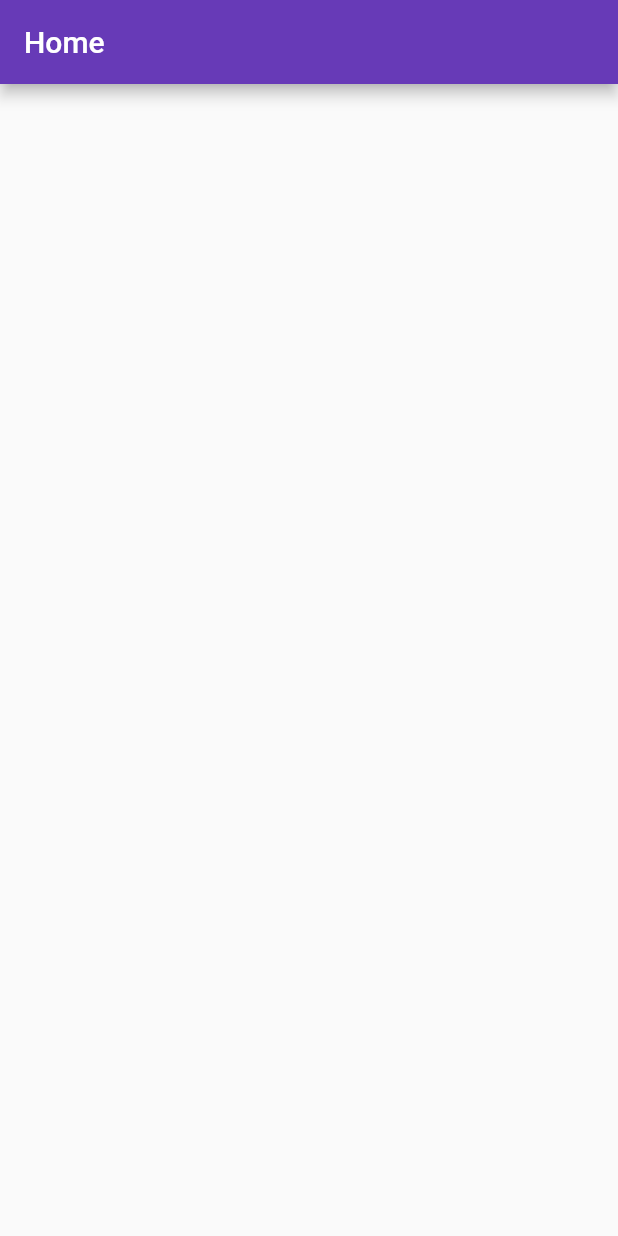
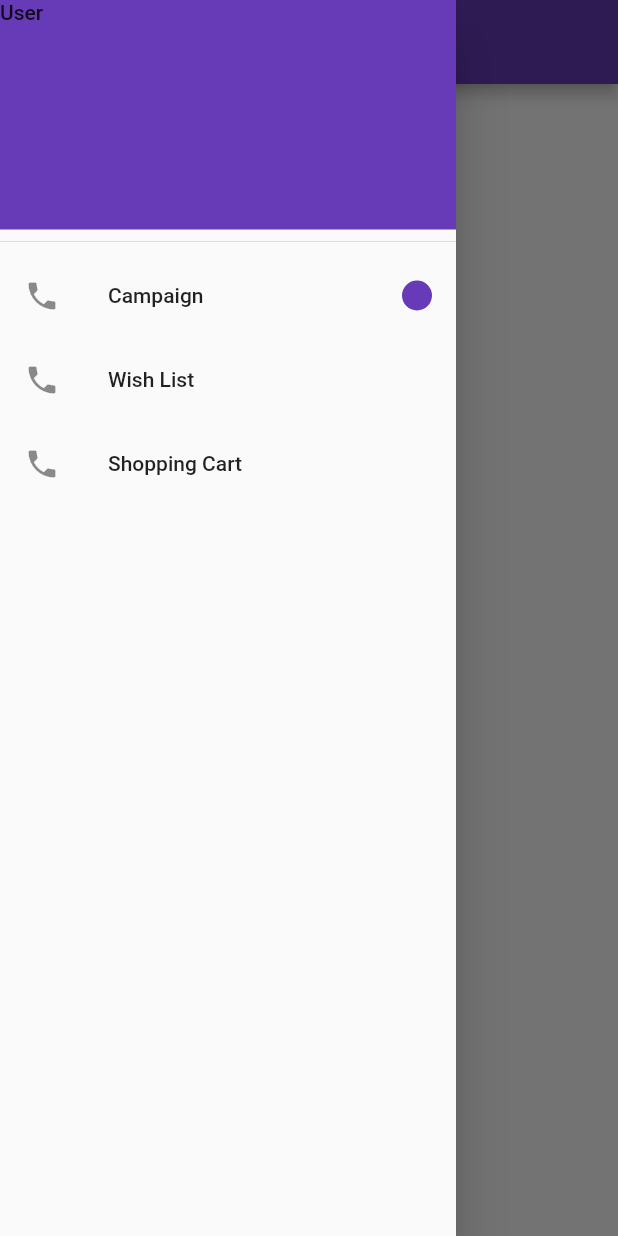
Before and after one commit to mazenhalawi/WAW-ECommerce, a Flutter app: the HomeScene screen opened by its route, with the side drawer open (before the commit the screen has no drawer), on a phone screen of 412 x 824 dp. Run offline on Flutter 3.47's test engine with Material 2 defaults, Android fonts, the phone set to English and light mode, and no system bars; our stand-ins replace modal_progress_hud; accounts and stored records are empty.

Commit message:
Installed Navigation Drawer

```diff
--- a/waw_app/lib/Enums/Scene.dart
+++ b/waw_app/lib/Enums/Scene.dart
@@ -1,3 +1,4 @@
+import 'package:flutter/material.dart';
 import 'package:waw_app/Scenes/CartScene.dart';
 import 'package:waw_app/Scenes/HomeScene.dart';
 import 'package:waw_app/Scenes/LoginScene.dart';
@@ -5,7 +6,7 @@ import 'package:waw_app/Scenes/WishlistScene.dart';
 
 enum Scene { LOGIN, HOME, WISHLIST, CART }
 
-extension Name on Scene {
+extension Getters on Scene {
   String get name {
     switch (this) {
       case Scene.LOGIN:
@@ -18,4 +19,30 @@ extension Name on Scene {
         return WishlistScene.SceneName;
     }
   }
+
+  String get title {
+    switch (this) {
+      case Scene.LOGIN:
+        return 'Login';
+      case Scene.HOME:
+        return 'Campaign';
+      case Scene.CART:
+        return 'Shopping Cart';
+      case Scene.WISHLIST:
+        return 'Wish List';
+    }
+  }
+
+  IconData get icon {
+    switch (this) {
+      case Scene.LOGIN:
+        return Icons.account_circle;
+      case Scene.HOME:
+        return Icons.campaign;
+      case Scene.CART:
+        return Icons.shopping_cart_rounded;
+      case Scene.WISHLIST:
+        return Icons.star;
+    }
+  }
 }
--- a/waw_app/lib/Managers/NavManager.dart
+++ b/waw_app/lib/Managers/NavManager.dart
@@ -10,12 +10,16 @@ import 'package:waw_app/Scenes/WishlistScene.dart';
 export 'package:waw_app/Enums/Scene.dart';
 
 class NavManager {
+  static final homeScene = HomeScene();
+  static final cartScene = CartScene();
+  static final wishlistScene = WishlistScene();
+
   static Map<String, Widget Function(BuildContext)> get getRoutes => {
         LoginScene.SceneName: (context) => ChangeNotifierProvider(
             create: (_) => LoginBloc(), child: LoginScene()),
-        HomeScene.SceneName: (context) => HomeScene(),
-        CartScene.SceneName: (context) => CartScene(),
-        WishlistScene.SceneName: (context) => WishlistScene(),
+        HomeScene.SceneName: (context) => homeScene,
+        CartScene.SceneName: (context) => cartScene,
+        WishlistScene.SceneName: (context) => wishlistScene,
       };
 
   //TODO: create navigation goToScene and enums
--- a/waw_app/lib/Scenes/CartScene.dart
+++ b/waw_app/lib/Scenes/CartScene.dart
@@ -1,4 +1,5 @@
 import 'package:flutter/material.dart';
+import 'package:waw_app/Views/NavDrawer.dart';
 
 class CartScene extends StatelessWidget {
   static const SceneName = 'CartScene';
@@ -7,9 +8,10 @@ class CartScene extends StatelessWidget {
   Widget build(BuildContext context) {
     return Scaffold(
       appBar: AppBar(
-        title: Text('Cart'),
+        title: Text('Shopping Cart'),
       ),
       body: Container(),
+      drawer: NavDrawer(selectedScene: Scene.CART),
     );
   }
 }
--- a/waw_app/lib/Scenes/HomeScene.dart
+++ b/waw_app/lib/Scenes/HomeScene.dart
@@ -1,4 +1,5 @@
 import 'package:flutter/material.dart';
+import 'package:waw_app/Views/NavDrawer.dart';
 
 class HomeScene extends StatelessWidget {
   static const SceneName = 'HomeScene';
@@ -7,10 +8,10 @@ class HomeScene extends StatelessWidget {
   Widget build(BuildContext context) {
     return Scaffold(
       appBar: AppBar(
-        automaticallyImplyLeading: false,
-        title: Text('Home'),
+        title: Text('Campaign'),
       ),
       body: Container(),
+      drawer: NavDrawer(selectedScene: Scene.HOME),
     );
   }
 }
--- a/waw_app/lib/Scenes/LoginScene.dart
+++ b/waw_app/lib/Scenes/LoginScene.dart
@@ -196,7 +196,10 @@ class _LoginSceneState extends State<LoginScene> {
             child: DefaultIconButton(
               title: 'Login with facebook',
               prefixIcon: Image.asset('assets/images/icon_facebook_gray.png'),
-              onPressed: () {},
+              onPressed: () {
+                //TODO: Remove this later - just for testing Scene
+                NavManager.goTo(Scene.HOME, context);
+              },
             ),
           ),
         ],
--- a/waw_app/lib/Scenes/WishlistScene.dart
+++ b/waw_app/lib/Scenes/WishlistScene.dart
@@ -1,4 +1,5 @@
 import 'package:flutter/material.dart';
+import 'package:waw_app/Views/NavDrawer.dart';
 
 class WishlistScene extends StatelessWidget {
   static const SceneName = 'WishlistScene';
@@ -10,6 +11,7 @@ class WishlistScene extends StatelessWidget {
         title: Text('Wish List'),
       ),
       body: Container(),
+      drawer: NavDrawer(selectedScene: Scene.WISHLIST),
     );
   }
 }
--- /dev/null
+++ b/waw_app/lib/Views/DrawerTile.dart
@@ -0,0 +1,27 @@
+import 'package:flutter/material.dart';
+import 'package:waw_app/Utility/Constants.dart';
+
+class DrawerTile extends StatelessWidget {
+  final String title;
+  final bool isSelected;
+  final Function onTap;
+
+  DrawerTile({@required this.title, this.isSelected = false, this.onTap});
+
+  @override
+  Widget build(BuildContext context) {
+    return ListTile(
+      leading: Icon(Icons.phone),
+      title: Text(title),
+      trailing: isSelected ? highlightedCircle() : null,
+      onTap: onTap,
+    );
+  }
+
+  Widget highlightedCircle() {
+    return CircleAvatar(
+      radius: 10,
+      backgroundColor: kPRIMARY_COLOR,
+    );
+  }
+}
--- /dev/null
+++ b/waw_app/lib/Views/NavDrawer.dart
@@ -0,0 +1,44 @@
+import 'package:flutter/material.dart';
+import 'package:waw_app/Enums/Scene.dart';
+import 'package:waw_app/Managers/NavManager.dart';
+import 'package:waw_app/Utility/Constants.dart';
+import 'package:waw_app/Views/DrawerTile.dart';
+
+export 'package:waw_app/Enums/Scene.dart';
+
+class NavDrawer extends StatelessWidget {
+  final Scene selectedScene;
+
+  NavDrawer({this.selectedScene});
+
+  List<Scene> get scenes =>
+      Scene.values.where((scene) => scene != Scene.LOGIN).toList();
+
+  @override
+  Widget build(BuildContext context) {
+    return Drawer(
+      child: ListView(
+        padding: EdgeInsets.zero,
+        children: [
+          DrawerHeader(
+            padding: const EdgeInsets.only(bottom: 8),
+            child: Container(
+              color: kPRIMARY_COLOR,
+              child: Text('User'),
+            ),
+          ),
+          ...scenes
+              .map((e) => DrawerTile(
+                    isSelected:
+                        selectedScene == null ? false : e == selectedScene,
+                    title: e.title,
+                    onTap: selectedScene == e
+                        ? () => Navigator.pop(context)
+                        : () => NavManager.goTo(e, context),
+                  ))
+              .toList()
+        ],
+      ),
+    );
+  }
+}
```
